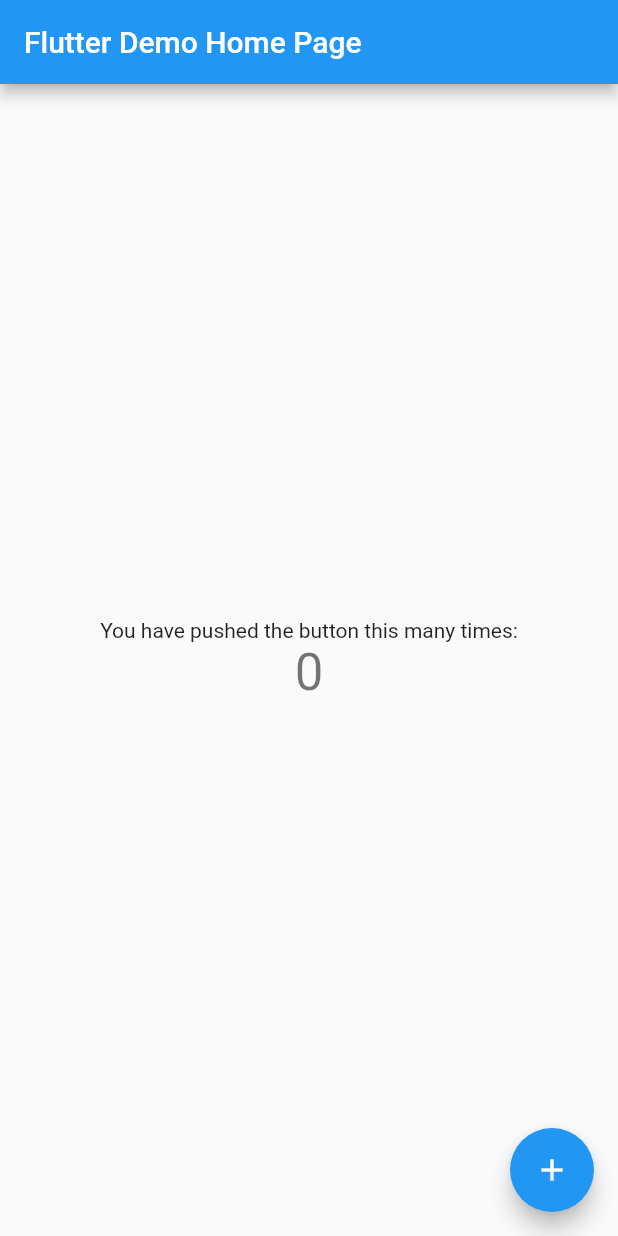
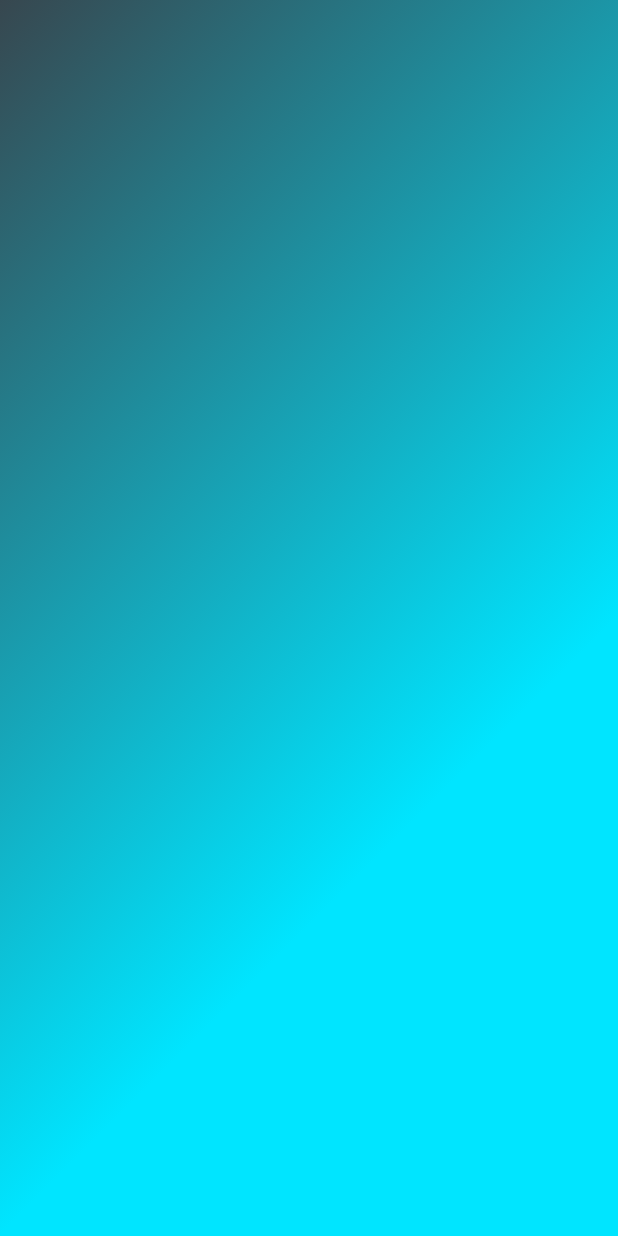
Before and after one commit to whoisdominic/atlas_chat, a Flutter app: the screen it shows after launch, on a phone screen of 412 x 824 dp. Run offline on Flutter 3.47's test engine with Material 2 defaults, Android fonts, the phone set to English and light mode, and no system bars.

Commit message:
figured out how to make a linear gradient

```diff
--- a/lib/main.dart
+++ b/lib/main.dart
@@ -7,109 +7,42 @@ void main() {
 class MyApp extends StatelessWidget {
   const MyApp({Key? key}) : super(key: key);
 
-  // This widget is the root of your application.
   @override
   Widget build(BuildContext context) {
     return MaterialApp(
       title: 'Flutter Demo',
       theme: ThemeData(
-        // This is the theme of your application.
-        //
-        // Try running your application with "flutter run". You'll see the
-        // application has a blue toolbar. Then, without quitting the app, try
-        // changing the primarySwatch below to Colors.green and then invoke
-        // "hot reload" (press "r" in the console where you ran "flutter run",
-        // or simply save your changes to "hot reload" in a Flutter IDE).
-        // Notice that the counter didn't reset back to zero; the application
-        // is not restarted.
         primarySwatch: Colors.blue,
       ),
-      home: const MyHomePage(title: 'Flutter Demo Home Page'),
+      home: const MyHomePage(),
     );
   }
 }
 
 class MyHomePage extends StatefulWidget {
-  const MyHomePage({Key? key, required this.title}) : super(key: key);
-
-  // This widget is the home page of your application. It is stateful, meaning
-  // that it has a State object (defined below) that contains fields that affect
-  // how it looks.
-
-  // This class is the configuration for the state. It holds the values (in this
-  // case the title) provided by the parent (in this case the App widget) and
-  // used by the build method of the State. Fields in a Widget subclass are
-  // always marked "final".
-
-  final String title;
+  const MyHomePage({Key? key}) : super(key: key);
 
   @override
   State<MyHomePage> createState() => _MyHomePageState();
 }
 
 class _MyHomePageState extends State<MyHomePage> {
-  int _counter = 0;
-
-  void _incrementCounter() {
-    setState(() {
-      // This call to setState tells the Flutter framework that something has
-      // changed in this State, which causes it to rerun the build method below
-      // so that the display can reflect the updated values. If we changed
-      // _counter without calling setState(), then the build method would not be
-      // called again, and so nothing would appear to happen.
-      _counter++;
-    });
-  }
-
   @override
   Widget build(BuildContext context) {
-    // This method is rerun every time setState is called, for instance as done
-    // by the _incrementCounter method above.
-    //
-    // The Flutter framework has been optimized to make rerunning build methods
-    // fast, so that you can just rebuild anything that needs updating rather
-    // than having to individually change instances of widgets.
     return Scaffold(
-      appBar: AppBar(
-        // Here we take the value from the MyHomePage object that was created by
-        // the App.build method, and use it to set our appbar title.
-        title: Text(widget.title),
-      ),
       body: Center(
-        // Center is a layout widget. It takes a single child and positions it
-        // in the middle of the parent.
-        child: Column(
-          // Column is also a layout widget. It takes a list of children and
-          // arranges them vertically. By default, it sizes itself to fit its
-          // children horizontally, and tries to be as tall as its parent.
-          //
-          // Invoke "debug painting" (press "p" in the console, choose the
-          // "Toggle Debug Paint" action from the Flutter Inspector in Android
-          // Studio, or the "Toggle Debug Paint" command in Visual Studio Code)
-          // to see the wireframe for each widget.
-          //
-          // Column has various properties to control how it sizes itself and
-          // how it positions its children. Here we use mainAxisAlignment to
-          // center the children vertically; the main axis here is the vertical
-          // axis because Columns are vertical (the cross axis would be
-          // horizontal).
-          mainAxisAlignment: MainAxisAlignment.center,
-          children: <Widget>[
-            const Text(
-              'You have pushed the button this many times:',
-            ),
-            Text(
-              '$_counter',
-              style: Theme.of(context).textTheme.headline4,
-            ),
-          ],
+          child: Container(
+          decoration: BoxDecoration(
+          gradient: LinearGradient(
+            begin: Alignment.topLeft,
+            colors: <Color>[
+              Colors.blueGrey.shade800,
+              Colors.cyanAccent.shade400,
+            ], // red to yellow
+          ),
         ),
-      ),
-      floatingActionButton: FloatingActionButton(
-        onPressed: _incrementCounter,
-        tooltip: 'Increment',
-        child: const Icon(Icons.add),
-      ), // This trailing comma makes auto-formatting nicer for build methods.
+        child: Container(),
+      )),
     );
   }
 }
```
Also changed, not shown: pubspec.yaml (+0 -65 lines), 4 other files.
